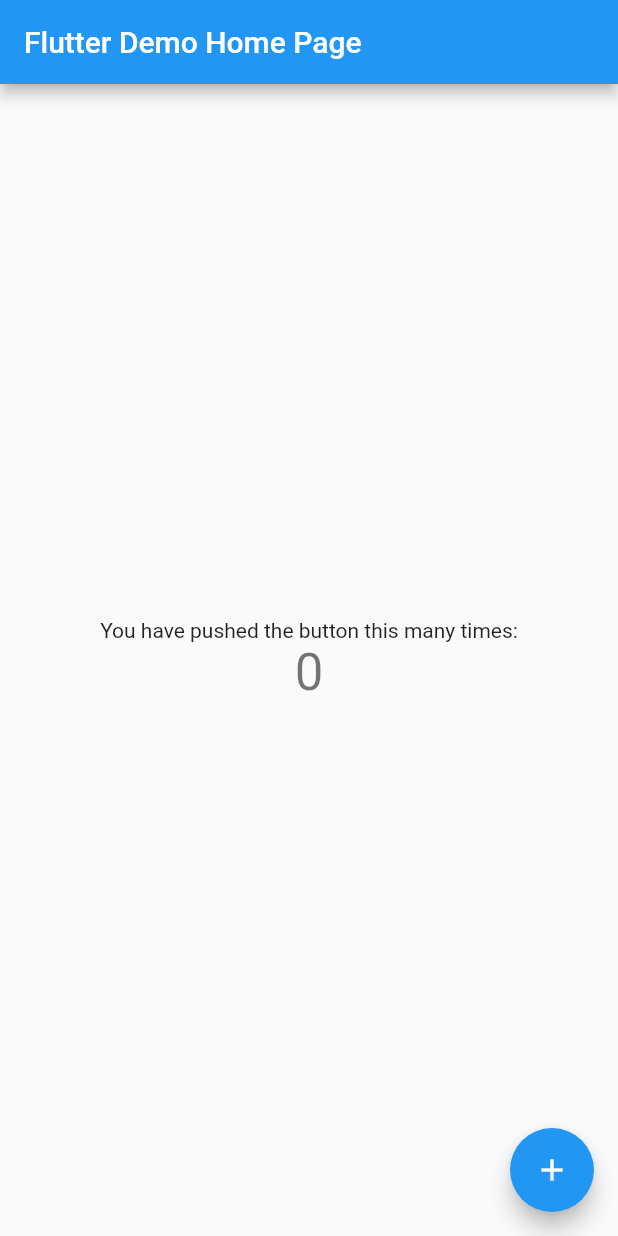
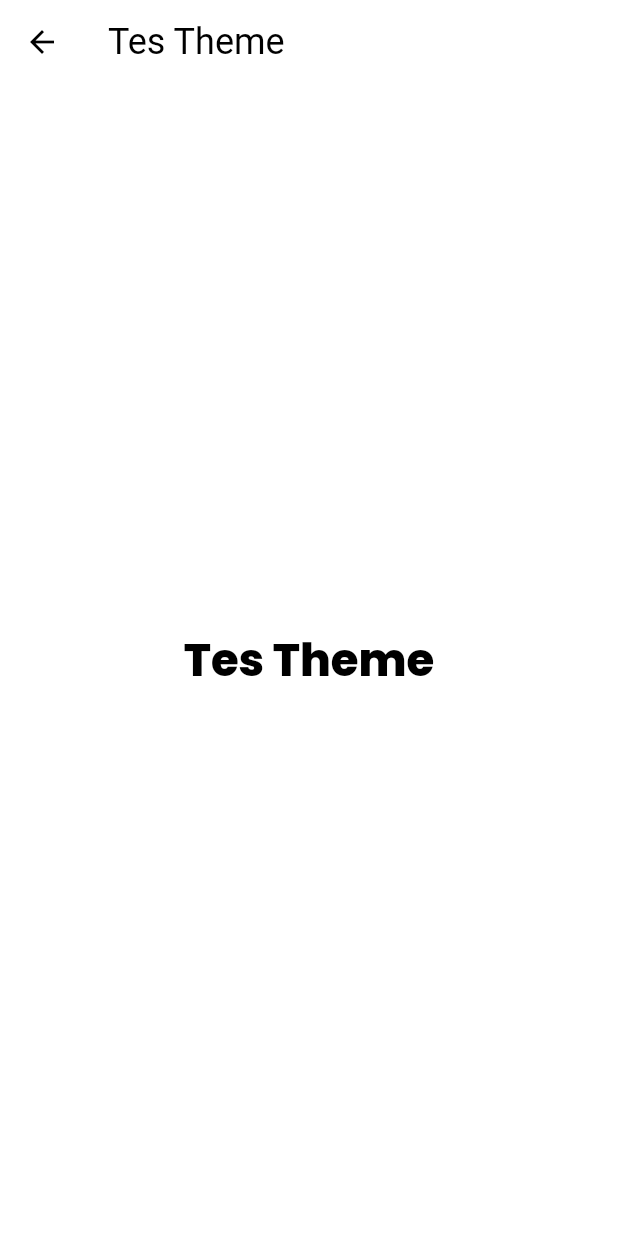
Before and after one commit to AriaDesta2083/jaon-mart, a Flutter app: the screen it shows after launch, on a phone screen of 412 x 824 dp. Run offline on Flutter 3.47's test engine with Material 2 defaults, Android fonts, the phone set to English and light mode, and no system bars; our stand-ins replace flutter_spinkit.

Commit message:
Membuat Pages , Membuat Tema Routes dan Splash Loading
Warna
Text
Input Decoration
Tema (refrensi flutter the way)
Tema Appbar
Splash Loading Waktu 3 Detik
animasi dari pkg flutter spinkit

```diff
--- a/jaonmart_app/lib/main.dart
+++ b/jaonmart_app/lib/main.dart
@@ -1,115 +1,25 @@
 import 'package:flutter/material.dart';
+import 'package:jaonmart_app/pages/splash_screen.dart';
+import 'package:jaonmart_app/routes.dart';
+import 'package:jaonmart_app/theme.dart';
 
-void main() {
-  runApp(const MyApp());
+void main() => runApp(MyApp());
+
+class MyApp extends StatefulWidget {
+  const MyApp({Key? key}) : super(key: key);
+
+  @override
+  _MyAppState createState() => _MyAppState();
 }
 
-class MyApp extends StatelessWidget {
-  const MyApp({Key? key}) : super(key: key);
-
-  // This widget is the root of your application.
+class _MyAppState extends State<MyApp> {
   @override
   Widget build(BuildContext context) {
     return MaterialApp(
-      title: 'Flutter Demo',
-      theme: ThemeData(
-        // This is the theme of your application.
-        //
-        // Try running your application with "flutter run". You'll see the
-        // application has a blue toolbar. Then, without quitting the app, try
-        // changing the primarySwatch below to Colors.green and then invoke
-        // "hot reload" (press "r" in the console where you ran "flutter run",
-        // or simply save your changes to "hot reload" in a Flutter IDE).
-        // Notice that the counter didn't reset back to zero; the application
-        // is not restarted.
-        primarySwatch: Colors.blue,
-      ),
-      home: const MyHomePage(title: 'Flutter Demo Home Page'),
+      debugShowCheckedModeBanner: false,
+      home: SplashScreen(),
+      routes: myRoutes,
+      theme: theme(),
     );
   }
 }
-
-class MyHomePage extends StatefulWidget {
-  const MyHomePage({Key? key, required this.title}) : super(key: key);
-
-  // This widget is the home page of your application. It is stateful, meaning
-  // that it has a State object (defined below) that contains fields that affect
-  // how it looks.
-
-  // This class is the configuration for the state. It holds the values (in this
-  // case the title) provided by the parent (in this case the App widget) and
-  // used by the build method of the State. Fields in a Widget subclass are
-  // always marked "final".
-
-  final String title;
-
-  @override
-  State<MyHomePage> createState() => _MyHomePageState();
-}
-
-class _MyHomePageState extends State<MyHomePage> {
-  int _counter = 0;
-
-  void _incrementCounter() {
-    setState(() {
-      // This call to setState tells the Flutter framework that something has
-      // changed in this State, which causes it to rerun the build method below
-      // so that the display can reflect the updated values. If we changed
-      // _counter without calling setState(), then the build method would not be
-      // called again, and so nothing would appear to happen.
-      _counter++;
-    });
-  }
-
-  @override
-  Widget build(BuildContext context) {
-    // This method is rerun every time setState is called, for instance as done
-    // by the _incrementCounter method above.
-    //
-    // The Flutter framework has been optimized to make rerunning build methods
-    // fast, so that you can just rebuild anything that needs updating rather
-    // than having to individually change instances of widgets.
-    return Scaffold(
-      appBar: AppBar(
-        // Here we take the value from the MyHomePage object that was created by
-        // the App.build method, and use it to set our appbar title.
-        title: Text(widget.title),
-      ),
-      body: Center(
-        // Center is a layout widget. It takes a single child and positions it
-        // in the middle of the parent.
-        child: Column(
-          // Column is also a layout widget. It takes a list of children and
-          // arranges them vertically. By default, it sizes itself to fit its
-          // children horizontally, and tries to be as tall as its parent.
-          //
-          // Invoke "debug painting" (press "p" in the console, choose the
-          // "Toggle Debug Paint" action from the Flutter Inspector in Android
-          // Studio, or the "Toggle Debug Paint" command in Visual Studio Code)
-          // to see the wireframe for each widget.
-          //
-          // Column has various properties to control how it sizes itself and
-          // how it positions its children. Here we use mainAxisAlignment to
-          // center the children vertically; the main axis here is the vertical
-          // axis because Columns are vertical (the cross axis would be
-          // horizontal).
-          mainAxisAlignment: MainAxisAlignment.center,
-          children: <Widget>[
-            const Text(
-              'You have pushed the button this many times:',
-            ),
-            Text(
-              '$_counter',
-              style: Theme.of(context).textTheme.headline4,
-            ),
-          ],
-        ),
-      ),
-      floatingActionButton: FloatingActionButton(
-        onPressed: _incrementCounter,
-        tooltip: 'Increment',
-        child: const Icon(Icons.add),
-      ), // This trailing comma makes auto-formatting nicer for build methods.
-    );
-  }
-}
--- /dev/null
+++ b/jaonmart_app/lib/pages/home_screen.dart
@@ -0,0 +1,28 @@
+import 'package:flutter/material.dart';
+import 'package:jaonmart_app/theme.dart';
+
+class HomeScreen extends StatefulWidget {
+  const HomeScreen({Key? key}) : super(key: key);
+
+  @override
+  _HomeScreenState createState() => _HomeScreenState();
+}
+
+class _HomeScreenState extends State<HomeScreen> {
+  @override
+  Widget build(BuildContext context) {
+    return Scaffold(
+      appBar: AppBar(
+        title: Text(
+          'Tes Theme',
+        ),
+      ),
+      body: Center(
+        child: Text(
+          'Tes Theme',
+          style: myBoldStyle,
+        ),
+      ),
+    );
+  }
+}
--- a/jaonmart_app/lib/routes.dart
+++ b/jaonmart_app/lib/routes.dart
@@ -0,0 +1,16 @@
+import 'package:flutter/cupertino.dart';
+import 'package:jaonmart_app/pages/cart_screen.dart';
+import 'package:jaonmart_app/pages/home_screen.dart';
+import 'package:jaonmart_app/pages/profile_screen.dart';
+import 'package:jaonmart_app/pages/signin_screen.dart';
+import 'package:jaonmart_app/pages/signup_screen.dart';
+import 'package:jaonmart_app/pages/splash_screen.dart';
+
+final Map<String, WidgetBuilder> myRoutes = {
+  '/splash': (context) => SplashScreen(),
+  '/home': (context) => HomeScreen(),
+  '/signin': (context) => SignInScreen(),
+  '/signup': (context) => SignUpScreen(),
+  '/cart': (context) => CartScreen(),
+  '/profile': (context) => ProfileScreen(),
+};
```
Also changed, not shown: jaonmart_app/lib/pages/cart_screen.dart (added, +14 -0 lines), jaonmart_app/lib/pages/detail_screen.dart (added, +19 -0 lines), jaonmart_app/lib/pages/profile_screen.dart (added, +19 -0 lines), jaonmart_app/lib/pages/signin_screen.dart (added, +19 -0 lines), jaonmart_app/lib/pages/signup_screen.dart (added, +14 -0 lines), jaonmart_app/lib/pages/splash_screen.dart (added, +47 -0 lines), jaonmart_app/lib/theme.dart (+84 -0 lines), jaonmart_app/pubspec.yaml (+12 -8 lines), jaonmart_app/pubspec.lock.
